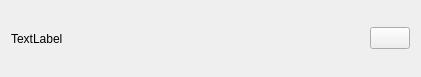
The window that ui/SongItem.ui (nichilum/nimamp) describes before a commit, drawn with Qt 5.
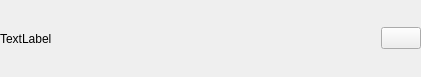
The same window after the commit. Icons and pictures are not drawn.

Diff of the .ui file:
```diff
--- a/ui/SongItem.ui
+++ b/ui/SongItem.ui
@@ -14,6 +14,18 @@
    <string>Form</string>
   </property>
   <layout class="QHBoxLayout" name="horizontalLayout_2">
+   <property name="leftMargin">
+    <number>0</number>
+   </property>
+   <property name="topMargin">
+    <number>0</number>
+   </property>
+   <property name="rightMargin">
+    <number>0</number>
+   </property>
+   <property name="bottomMargin">
+    <number>0</number>
+   </property>
    <item>
     <layout class="QHBoxLayout" name="horizontalLayout">
      <item>
```
